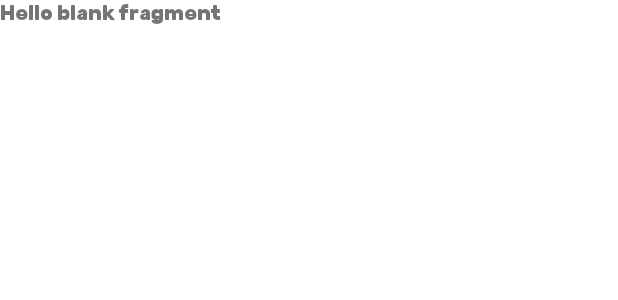
After one commit to SamNgigi/NewsPie, an Android app: the layout firebase_fragment.xml on its own in the app's theme, with its tools: preview values and no code run, on a phone screen of 412 x 824 dp. The commit adds this screen. Shown: the top 300 px of the screen. Run offline under Robolectric (Android 15) with nearby library versions, the phone set to English and light mode, and no system bars; Roboto replaces fonts that are not available here.

Commit message:
[finishes #164170491] Basic config of saved source fragment

```diff
--- a/app/src/main/java/com/hai/jedi/newspie/View/Activities/MainActivity.java
+++ b/app/src/main/java/com/hai/jedi/newspie/View/Activities/MainActivity.java
@@ -51,7 +51,7 @@ public class MainActivity
         setContentView(R.layout.activity_main);
 
         ButterKnife.bind(this);
-        // Makes sure the nav svg icons have their original color
+        // Makes sure the nav svg icons have their origjinal color
         navView.setItemIconTintList(null);
         // Listening for selection
         navView.setNavigationItemSelectedListener(this);
--- /dev/null
+++ b/app/src/main/res/layout/firebase_fragment.xml
@@ -0,0 +1,14 @@
+<?xml version="1.0" encoding="utf-8"?>
+<FrameLayout xmlns:android="http://schemas.android.com/apk/res/android"
+    xmlns:tools="http://schemas.android.com/tools"
+    android:layout_width="match_parent"
+    android:layout_height="match_parent"
+    tools:context=".View.Fragments.SavedSourceFragment">
+
+    <!-- TODO: Update blank fragment layout -->
+    <TextView
+        android:layout_width="match_parent"
+        android:layout_height="match_parent"
+        android:text="@string/hello_blank_fragment" />
+
+</FrameLayout>
--- a/app/src/main/res/values/strings.xml
+++ b/app/src/main/res/values/strings.xml
@@ -34,7 +34,6 @@
     </string>
 
 
-
     <!--For our hamburger menu-->
     <string name="drawer_open">Open navigation drawer</string>
     <string name="drawer_close">Close navigation drawer</string>
```
Also changed, not shown: app/src/main/java/com/hai/jedi/newspie/View/Adapters/SourceListAdapter.java (+1 -15 lines), app/src/main/java/com/hai/jedi/newspie/View/Fragments/SavedSourceFragment.java (added, +56 -0 lines), app/src/main/java/com/hai/jedi/newspie/View/Fragments/SourceListFragment.java (+0 -10 lines).
